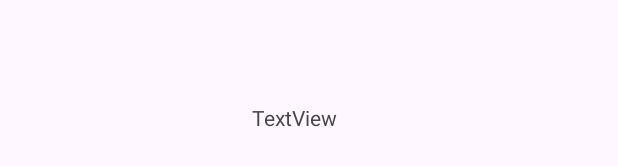
After one commit to sou23-git/pc_contest_tomato, an Android app: the layout temp.xml on its own in the app's theme, with its tools: preview values and no code run, on a phone screen of 412 x 824 dp. The commit adds this screen. Shown: the part 501-667 px from the top of the screen. Run offline under Robolectric (Android 15) with nearby library versions, the phone set to English and light mode, and no system bars.

```diff
--- a/app/build.gradle.kts
+++ b/app/build.gradle.kts
@@ -46,7 +46,7 @@ dependencies {
     implementation("com.google.android.material:material:1.9.0")
     implementation("androidx.constraintlayout:constraintlayout:2.1.4")
     implementation("org.jetbrains.kotlinx:kotlinx-coroutines-android:1.6.4")
-    implementation("com.github.doyaaaaaken:kotlin-csv:0.22.0")
+    implementation("com.github.doyaaaaaken:kotlin-csv-jvm:1.1.0")
     testImplementation("junit:junit:4.13.2")
     androidTestImplementation("androidx.test.ext:junit:1.1.5")
     androidTestImplementation("androidx.test.espresso:espresso-core:3.5.1")
--- a/app/src/main/AndroidManifest.xml
+++ b/app/src/main/AndroidManifest.xml
@@ -13,7 +13,7 @@
         android:theme="@style/Theme.Pc_contest_tomato"
         tools:targetApi="31">
         <activity
-            android:name=".MainActivity"
+            android:name=".GetSensorValue"
             android:exported="true">
             <intent-filter>
                 <action android:name="android.intent.action.MAIN" />
--- /dev/null
+++ b/app/src/main/res/layout/temp.xml
@@ -0,0 +1,23 @@
+<?xml version="1.0" encoding="utf-8"?>
+<androidx.constraintlayout.widget.ConstraintLayout xmlns:android="http://schemas.android.com/apk/res/android"
+    xmlns:app="http://schemas.android.com/apk/res-auto"
+    android:layout_width="match_parent"
+    android:layout_height="match_parent">
+
+    <TextView
+        android:id="@+id/text_temp"
+        android:layout_width="wrap_content"
+        android:layout_height="wrap_content"
+        android:layout_marginStart="100dp"
+        android:layout_marginTop="100dp"
+        android:layout_marginEnd="100dp"
+        android:layout_marginBottom="100dp"
+        android:gravity="center"
+        android:text="TextView"
+        app:layout_constraintBottom_toBottomOf="parent"
+        app:layout_constraintEnd_toEndOf="parent"
+        app:layout_constraintHorizontal_bias="0.437"
+        app:layout_constraintStart_toStartOf="parent"
+        app:layout_constraintTop_toTopOf="parent" />
+
+</androidx.constraintlayout.widget.ConstraintLayout>
```
Also changed, not shown: app/src/main/java/app/pc_contest/tomato/GetSensorValue.kt (added, +77 -0 lines), app/src/main/java/app/pc_contest/tomato/SaveFile.kt (+24 -33 lines), app/src/main/res/layout/home.xml (+18 -11 lines), app/src/main/res/layout/sn_1.xml (+5 -3 lines).
